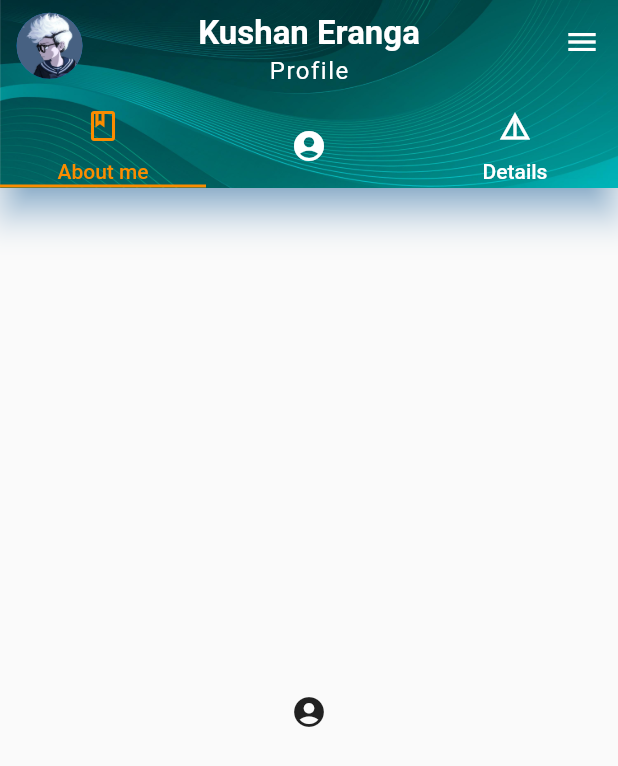
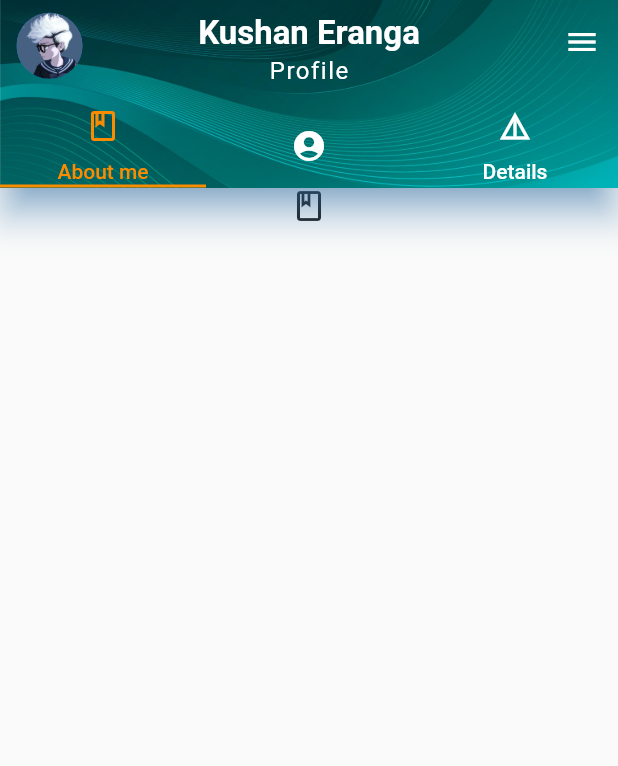
Before and after one commit to kushaneranga/Personal-App, a Flutter app: the screen it shows after launch, on a phone screen of 412 x 824 dp. Shown: the top 766 px of the screen. Run offline on Flutter 3.47's test engine with Material 2 defaults, Android fonts, the phone set to English and light mode, and no system bars.

Commit message:
Personal App

```diff
--- a/personal_app/lib/screens/home_page.dart
+++ b/personal_app/lib/screens/home_page.dart
@@ -110,9 +110,30 @@ class _MyHomePageState extends State<MyHomePage> {
         ),
         body: TabBarView(
           children: [
-            Icon(Icons.account_circle),
-            Icon(Icons.directions_transit),
-            Icon(Icons.directions_bike),
+            Container(
+              child: ListView(
+                scrollDirection: Axis.vertical,
+                children: <Widget>[
+                  Icon(Icons.book_outlined),
+                ],
+              ),
+            ),
+            Container(
+              child: ListView(
+                scrollDirection: Axis.vertical,
+                children: <Widget>[
+                  Icon(Icons.account_circle),
+                ],
+              ),
+            ),
+            Container(
+              child: ListView(
+                scrollDirection: Axis.vertical,
+                children: <Widget>[
+                  Icon(Icons.details),
+                ],
+              ),
+            ),
           ],
         ),
       ),
```
